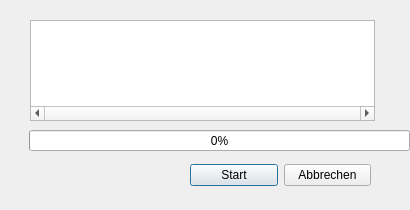
The window that src/gui_vm/view/qt_designed/progress.ui (ChrFr/gui_vm) describes before a commit, drawn with Qt 5.
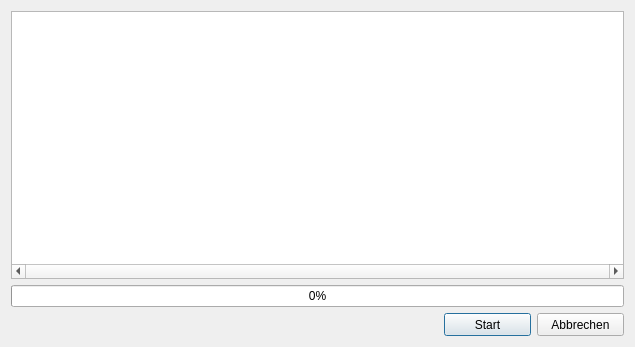
The same window after the commit.

Commit message: execution of simruns moved back to trafficmodel, config changes, layout changes

Diff of the .ui file:
```diff
--- a/src/gui_vm/view/qt_designed/progress.ui
+++ b/src/gui_vm/view/qt_designed/progress.ui
@@ -9,8 +9,8 @@
    <rect>
     <x>0</x>
     <y>0</y>
-    <width>410</width>
-    <height>210</height>
+    <width>635</width>
+    <height>347</height>
    </rect>
   </property>
   <property name="minimumSize">
@@ -21,35 +21,16 @@
   </property>
   <property name="maximumSize">
    <size>
-    <width>410</width>
+    <width>10000</width>
     <height>10000</height>
    </size>
   </property>
   <property name="windowTitle">
    <string>Fortschritt</string>
   </property>
-  <widget class="QProgressBar" name="progress_bar">
-   <property name="geometry">
-    <rect>
-     <x>29</x>
-     <y>130</y>
-     <width>381</width>
-     <height>21</height>
-    </rect>
-   </property>
-   <property name="value">
-    <number>0</number>
-   </property>
-  </widget>
+  <layout class="QVBoxLayout" name="verticalLayout_2">
+   <item>
   <widget class="QTextEdit" name="log_edit">
-   <property name="geometry">
-    <rect>
-     <x>30</x>
-     <y>20</y>
-     <width>345</width>
-     <height>101</height>
-    </rect>
-   </property>
    <property name="horizontalScrollBarPolicy">
     <enum>Qt::ScrollBarAlwaysOn</enum>
    </property>
@@ -60,18 +41,49 @@
     <bool>true</bool>
    </property>
   </widget>
-  <widget class="QWidget" name="horizontalLayoutWidget">
-   <property name="geometry">
-    <rect>
-     <x>190</x>
-     <y>160</y>
-     <width>181</width>
-     <height>31</height>
-    </rect>
-   </property>
+   </item>
+   <item>
+    <widget class="QProgressBar" name="progress_bar">
+     <property name="value">
+      <number>0</number>
+     </property>
+    </widget>
+   </item>
+   <item>
    <layout class="QHBoxLayout" name="horizontalLayout">
+     <item>
+      <spacer name="horizontalSpacer">
+       <property name="orientation">
+        <enum>Qt::Horizontal</enum>
+       </property>
+       <property name="sizeHint" stdset="0">
+        <size>
+         <width>40</width>
+         <height>20</height>
+        </size>
+       </property>
+      </spacer>
+     </item>
     <item>
      <widget class="QPushButton" name="startButton">
+       <property name="sizePolicy">
+        <sizepolicy hsizetype="Minimum" vsizetype="Fixed">
+         <horstretch>0</horstretch>
+         <verstretch>0</verstretch>
+        </sizepolicy>
+       </property>
+       <property name="minimumSize">
+        <size>
+         <width>87</width>
+         <height>23</height>
+        </size>
+       </property>
+       <property name="maximumSize">
+        <size>
+         <width>87</width>
+         <height>23</height>
+        </size>
+       </property>
       <property name="text">
        <string>Start</string>
       </property>
@@ -79,13 +91,26 @@
     </item>
     <item>
      <widget class="QPushButton" name="cancelButton">
+       <property name="minimumSize">
+        <size>
+         <width>87</width>
+         <height>23</height>
+        </size>
+       </property>
+       <property name="maximumSize">
+        <size>
+         <width>87</width>
+         <height>23</height>
+        </size>
+       </property>
       <property name="text">
        <string>Abbrechen</string>
       </property>
      </widget>
     </item>
    </layout>
-  </widget>
+   </item>
+  </layout>
  </widget>
  <resources/>
  <connections/>
```
Lines whose indentation alone changed are shown as unchanged. The commit also changes 26 other files.
